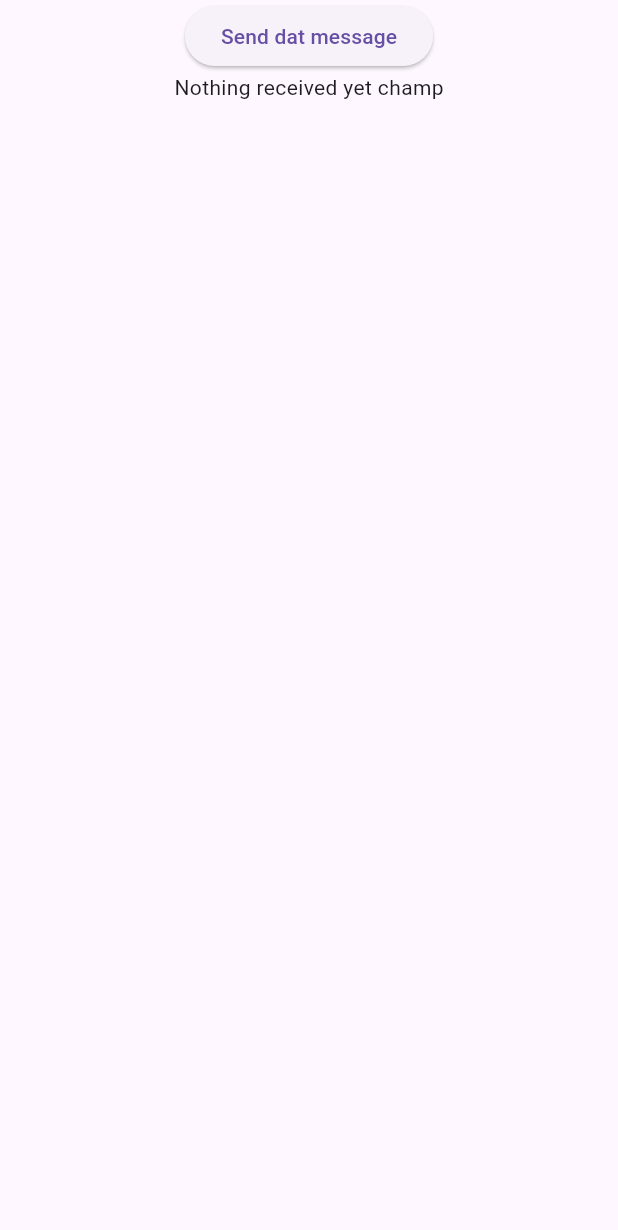
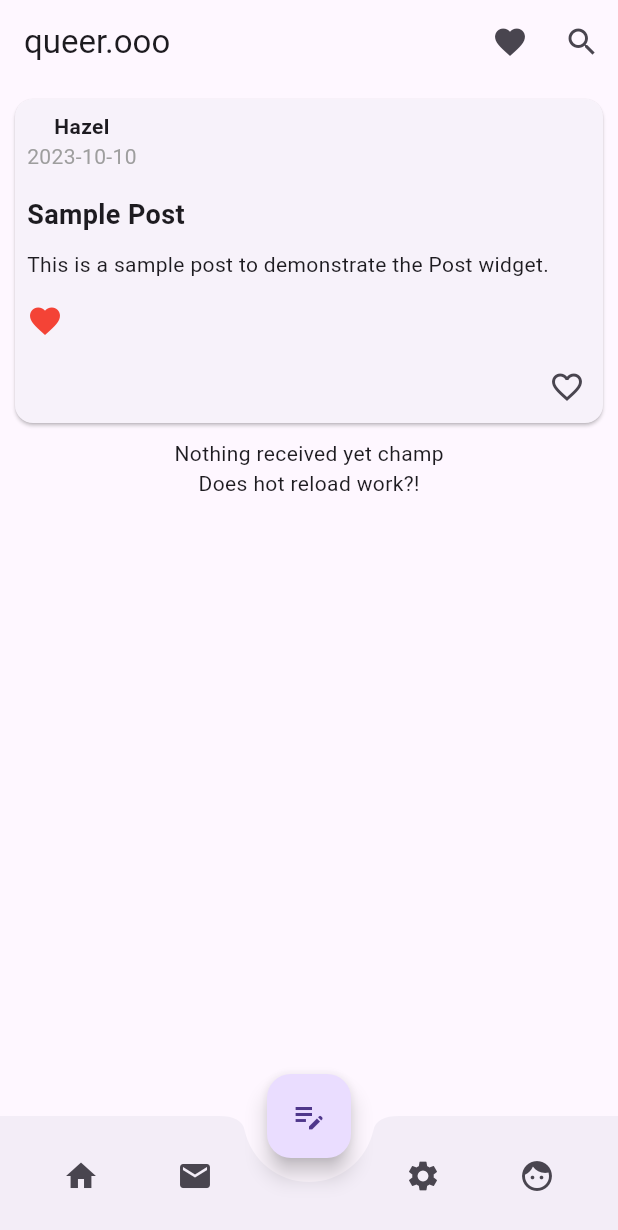
Before and after one commit to SuddenlyHazel/spout_social, a Flutter app: the screen it shows after launch, on a phone screen of 412 x 824 dp. Shown: the top 1230 px of the screen. Run offline on Flutter 3.47's test engine with Material 3 defaults, Android fonts, the phone set to English and light mode, and no system bars; missing offline and left inert: rinf.

Commit message:
feat: rename, add first bits of ui

```diff
--- a/lib/main.dart
+++ b/lib/main.dart
@@ -13,18 +13,207 @@ class MainApp extends StatelessWidget {
   @override
   Widget build(BuildContext context) {
     return MaterialApp(
-      home: Scaffold(
+      debugShowCheckedModeBanner: false,
+      initialRoute: "/",
+      routes: <String, WidgetBuilder>{
+        "/": (BuildContext context) {
+          return const HomePage();
+        },
+        "/create/post": (BuildContext context) {
+          return const CreatePostPage();
+        }
+      },
+    );
+  }
+}
+
+class CreatePostPage extends StatelessWidget {
+  const CreatePostPage({super.key});
+  @override
+  Widget build(BuildContext context) {
+    return Scaffold(
+      appBar: AppBar(),
+      body: Column(
+        mainAxisAlignment: MainAxisAlignment.start,
+        mainAxisSize: MainAxisSize.max,
+        children: [
+          Padding(
+              padding: const EdgeInsets.all(16.0),
+              child: Column(
+                spacing: 10.0,
+                children: [
+                  Row(
+                    children: [
+                      Text(
+                        "Whatcha thinking about?",
+                        style: TextStyle(fontSize: 23.0),
+                        textAlign: TextAlign.left,
+                      ),
+                    ],
+                  ),
+                  TextField(
+                    maxLines: null,
+                    minLines: 4,
+                    autocorrect: true,
+                    keyboardType: TextInputType.multiline,
+                    decoration: InputDecoration(
+                      border: OutlineInputBorder(),
+                      hintText: 'Write something wonderful!',
+                    ),
+                  ),
+                ],
+              ))
+        ],
+      ),
+      bottomNavigationBar: BottomAppBar(
+        shape: CircularNotchedRectangle(),
+        child: Row(
+          mainAxisSize: MainAxisSize.max,
+          mainAxisAlignment: MainAxisAlignment.center,
+          children: [
+            OutlinedButton(
+                style: OutlinedButton.styleFrom(
+                  minimumSize: const Size(200, 50),
+                ),
+                onPressed: () {},
+                child: Icon(Icons.send))
+          ],
+        ),
+      ),
+    );
+  }
+}
+
+class Post extends StatelessWidget {
+  const Post(
+      {super.key,
+      required this.author,
+      required this.date,
+      required this.title,
+      required this.text});
+
+  final String author;
+  final String date;
+  final String title;
+  final String text;
+
+  @override
+  Widget build(BuildContext context) {
+    return Card(
+      margin: const EdgeInsets.all(10.0),
+      child: Column(
+        crossAxisAlignment: CrossAxisAlignment.start,
+        children: [
+          Padding(
+            padding: const EdgeInsets.all(8.0),
+            child: Column(
+              mainAxisAlignment: MainAxisAlignment.start,
+              children: [
+                Text(author, style: TextStyle(fontWeight: FontWeight.bold)),
+                Text(date, style: TextStyle(color: Colors.grey)),
+              ],
+            ),
+          ),
+          Padding(
+            padding: const EdgeInsets.all(8.0),
+            child: Column(
+              crossAxisAlignment: CrossAxisAlignment.start,
+              children: [
+                Text(title,
+                    style:
+                        TextStyle(fontSize: 18.0, fontWeight: FontWeight.bold)),
+                SizedBox(height: 10.0),
+                Text(text),
+              ],
+            ),
+          ),
+          Padding(
+            padding: const EdgeInsets.all(8.0),
+            child: Row(
+              mainAxisAlignment: MainAxisAlignment.start,
+              children: [
+                Icon(Icons.favorite, color: Colors.red),
+                SizedBox(width: 5.0),
+              ],
+            ),
+          ),
+          OverflowBar(
+            alignment: MainAxisAlignment.end,
+            children: [
+              IconButton(
+                icon: Icon(Icons.favorite_border),
+                onPressed: () {
+                  // Handle like action
+                },
+              ),
+            ],
+          ),
+        ],
+      ),
+    );
+  }
+}
+
+class HomePage extends StatelessWidget {
+  const HomePage({super.key});
+
+  @override
+  Widget build(BuildContext context) {
+    return Scaffold(
+      appBar: AppBar(
+        title: Text("queer.ooo"),
+        actions: [
+          IconButton(onPressed: () {}, icon: const Icon(Icons.favorite)),
+          IconButton(onPressed: () {}, icon: const Icon(Icons.search))
+        ],
+      ),
+      floatingActionButton: Padding(
+        padding: EdgeInsets.all(10.0),
+        child: FloatingActionButton(
+          onPressed: () {
+            Navigator.pushNamed(context, "/create/post");
+          },
+          tooltip: "Create a post!",
+          child: const Icon(Icons.edit_note),
+        ),
+      ),
+      bottomNavigationBar: BottomAppBar(
+        shape: CircularNotchedRectangle(),
+        notchMargin: 6.0,
+        child: Row(
+          mainAxisSize: MainAxisSize.max,
+          mainAxisAlignment: MainAxisAlignment.spaceAround,
+          children: <Widget>[
+            IconButton(
+              icon: Icon(Icons.home),
+              onPressed: () {},
+            ),
+            IconButton(
+              icon: Icon(Icons.mail),
+              onPressed: () {},
+            ),
+            SizedBox(width: 48), // The dummy child
+            IconButton(
+              icon: Icon(Icons.settings),
+              onPressed: () {},
+            ),
+            IconButton(
+              icon: Icon(Icons.face),
+              onPressed: () {},
+            ),
+          ],
+        ),
+      ),
+      floatingActionButtonLocation: FloatingActionButtonLocation.centerDocked,
       body: Center(
         child: Column(
           children: [
-              ElevatedButton(
-                  onPressed: () async {
-                    MyPreciousData(
-                      inputNumbers: [3, 4, 5],
-                      inputString: 'Zero-cost abstraction',
-                    ).sendSignalToRust(); // GENERATED
-                  },
-                  child: const Text("Send dat message")),
+            const Post(
+              author: "Hazel",
+              date: "2023-10-10",
+              title: "Sample Post",
+              text: "This is a sample post to demonstrate the Post widget.",
+            ),
             StreamBuilder(
                 stream: MyAmazingNumber.rustSignalStream,
                 builder: (context, snapshot) {
@@ -35,9 +224,9 @@ class MainApp extends StatelessWidget {
                   final myAmazingNumber = rustSignal.message;
                   final currentNumber = myAmazingNumber.currentNumber;
                   return Text(currentNumber.toString());
-                  })
+                }),
+            Text("Does hot reload work?!")
           ],
-          ),
         ),
       ),
     );
```
Also changed, not shown: 5 other files. Lines whose indentation alone changed are shown as unchanged.
